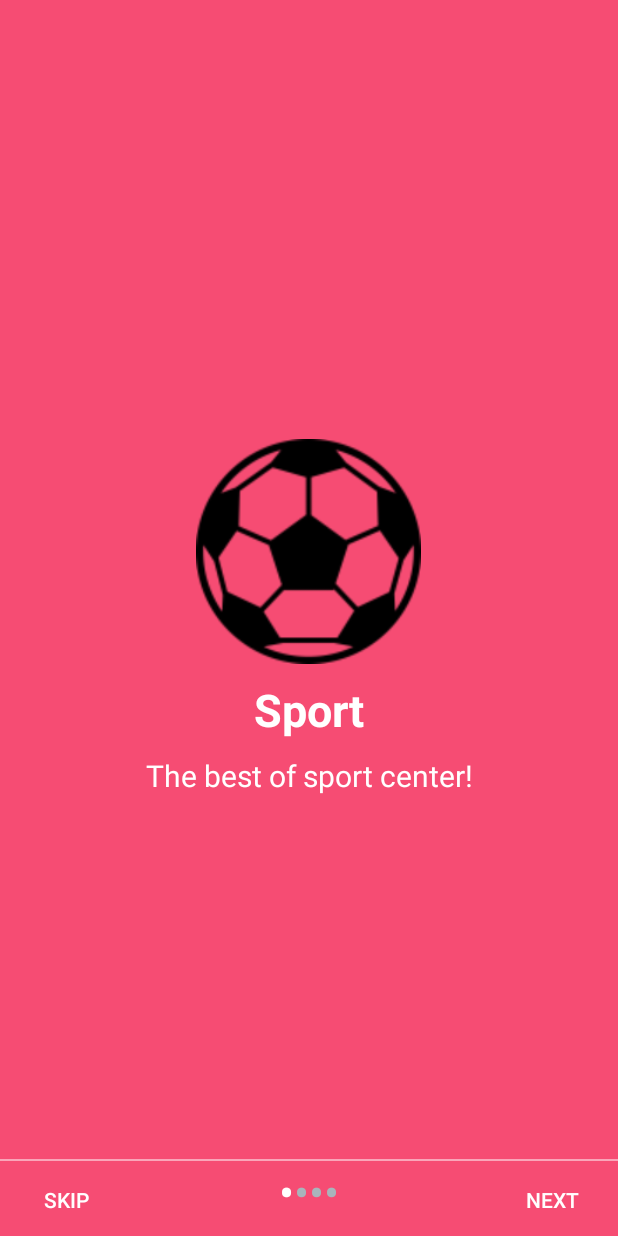
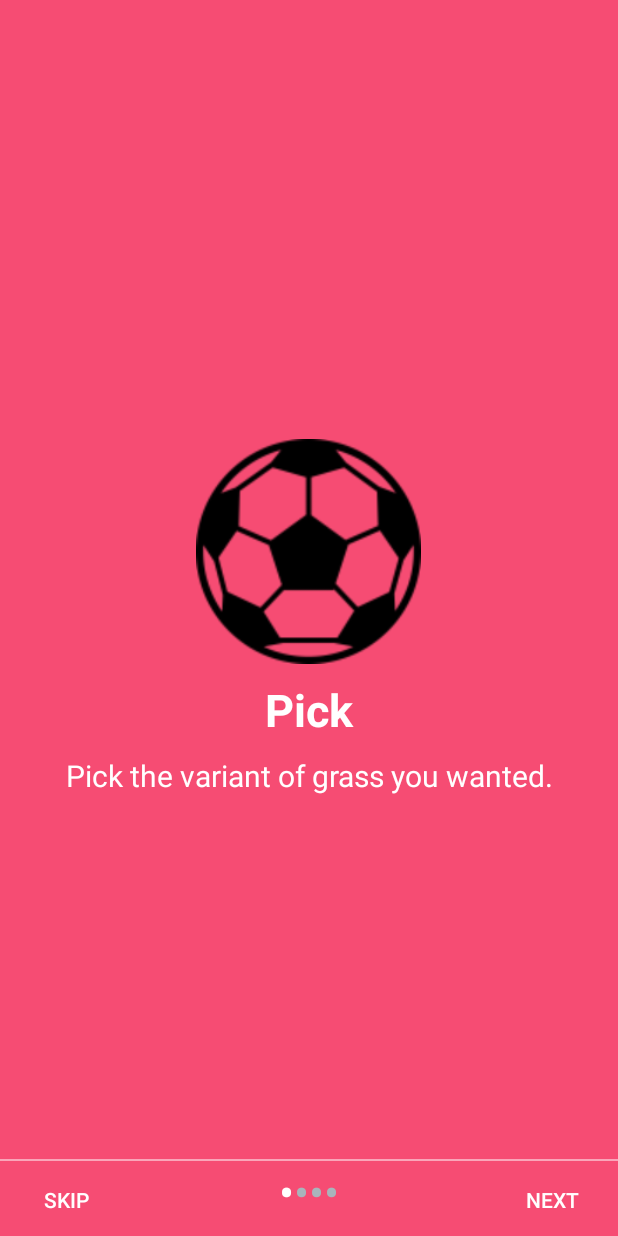
Before and after one commit to kheeong/Crops_DN, an Android app: the screen it shows after launch (WelcomeActivity), on a phone screen of 412 x 824 dp. Run offline under Robolectric (Android 15) with nearby library versions, the phone set to English and light mode, and no system bars.

Commit message:
V3.1.1
+added some text to first time popup

```diff
--- a/app/src/main/res/layout/slider_1.xml
+++ b/app/src/main/res/layout/slider_1.xml
@@ -16,7 +16,7 @@
         android:layout_width="match_parent"
         android:layout_height="wrap_content"
         android:layout_marginTop="10dp"
-        android:text="Sport"
+        android:text="Pick"
         android:textAlignment="center"
         android:textColor="@android:color/white"
         android:textSize="30dp"
@@ -26,7 +26,7 @@
         android:layout_width="match_parent"
         android:layout_height="wrap_content"
         android:layout_marginTop="10dp"
-        android:text="The best of sport center!"
+        android:text="Pick the variant of grass you wanted."
         android:textAlignment="center"
         android:textColor="@android:color/white"
         android:textSize="20dp" />
--- a/app/src/main/res/layout/slider_2.xml
+++ b/app/src/main/res/layout/slider_2.xml
@@ -16,7 +16,7 @@
         android:layout_width="match_parent"
         android:layout_height="wrap_content"
         android:layout_marginTop="10dp"
-        android:text="Movies"
+        android:text="Choose seller"
         android:textAlignment="center"
         android:textColor="@android:color/white"
         android:textSize="30dp"
@@ -26,7 +26,7 @@
         android:layout_width="match_parent"
         android:layout_height="wrap_content"
         android:layout_marginTop="10dp"
-        android:text="The best new movies to watch!"
+        android:text="Choose the seller you wanted to buy with."
         android:textAlignment="center"
         android:textColor="@android:color/white"
         android:textSize="20dp" />
--- a/app/src/main/res/layout/slider_3.xml
+++ b/app/src/main/res/layout/slider_3.xml
@@ -16,7 +16,7 @@
         android:layout_width="match_parent"
         android:layout_height="wrap_content"
         android:layout_marginTop="10dp"
-        android:text="Shopping"
+        android:text="Shipping"
         android:textAlignment="center"
         android:textColor="@android:color/white"
         android:textSize="30dp"
@@ -26,7 +26,7 @@
         android:layout_width="match_parent"
         android:layout_height="wrap_content"
         android:layout_marginTop="10dp"
-        android:text="The best of shopping place!"
+        android:text="The most exciting moment in the buying process"
         android:textAlignment="center"
         android:textColor="@android:color/white"
         android:textSize="20dp" />
--- a/app/src/main/res/layout/slider_4.xml
+++ b/app/src/main/res/layout/slider_4.xml
@@ -16,7 +16,7 @@
         android:layout_width="match_parent"
         android:layout_height="wrap_content"
         android:layout_marginTop="10dp"
-        android:text="Traveling"
+        android:text="Received"
         android:textAlignment="center"
         android:textColor="@android:color/white"
         android:textSize="30dp"
@@ -26,7 +26,7 @@
         android:layout_width="match_parent"
         android:layout_height="wrap_content"
         android:layout_marginTop="10dp"
-        android:text="Easy traveling to anywhere!"
+        android:text="Time to start the process of cooking"
         android:textAlignment="center"
         android:textColor="@android:color/white"
         android:textSize="20dp" />
```
